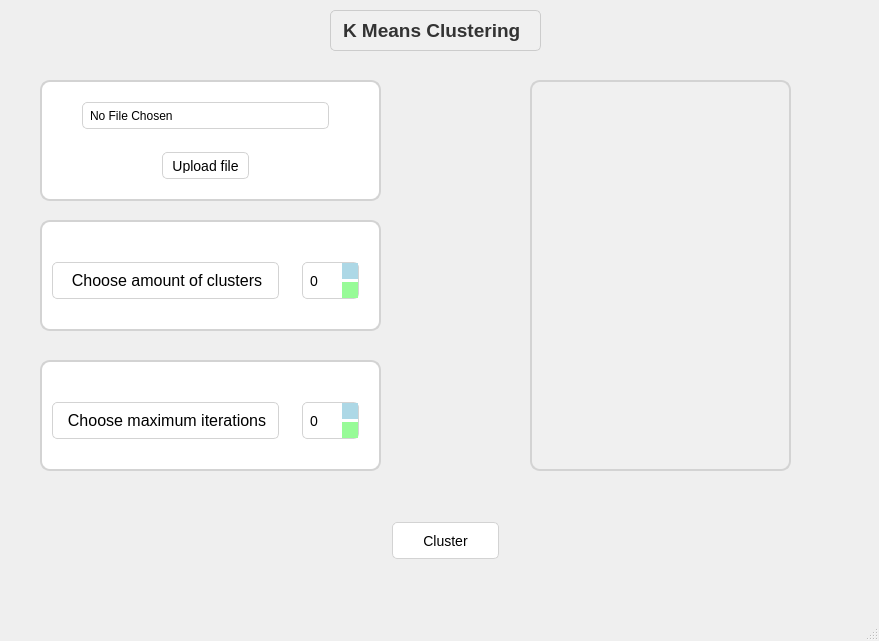
Before: the Qt Designer form application/mainwindow.ui in Goathemode/DSBA-CPP-2024-Project, drawn with Qt 5.
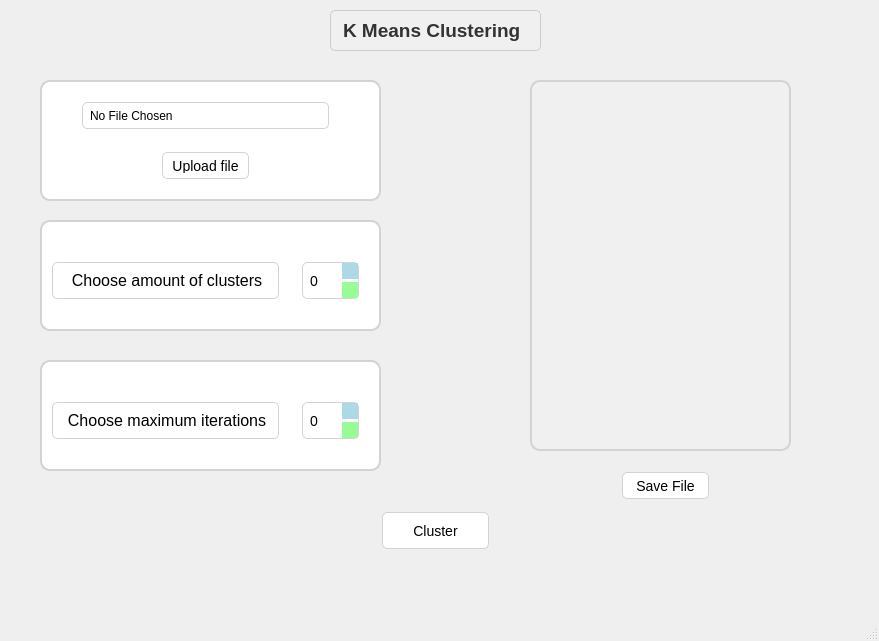
After: the same form once the commit is applied.

Patch:
```diff
--- a/application/mainwindow.ui
+++ b/application/mainwindow.ui
@@ -43,8 +43,8 @@
    <widget class="QPushButton" name="pushButton_2">
     <property name="geometry">
      <rect>
-      <x>390</x>
-      <y>520</y>
+      <x>380</x>
+      <y>510</y>
       <width>111</width>
       <height>41</height>
      </rect>
@@ -85,7 +85,7 @@
       <x>520</x>
       <y>70</y>
       <width>281</width>
-      <height>411</height>
+      <height>391</height>
      </rect>
     </property>
     <property name="styleSheet">
@@ -456,6 +456,46 @@
      </property>
     </widget>
    </widget>
+   <widget class="QPushButton" name="pushButton_3">
+    <property name="geometry">
+     <rect>
+      <x>620</x>
+      <y>470</y>
+      <width>91</width>
+      <height>31</height>
+     </rect>
+    </property>
+    <property name="styleSheet">
+     <string notr="true">QPushButton {
+    background-color: #ffffff; 
+    border: 1px solid #d3d3d3; 
+    border-radius: 5px;
+    padding: 5px 10px; 
+    margin: 2px; 
+    color: #000000; 
+    font-size: 14px;
+}
+
+QPushButton:pressed {
+    background-color: #e0e0e0; 
+    border: 1px solid #a0c4ff; 
+}
+
+QPushButton:hover {
+    background-color: #f0f0f0;
+    border: 1px solid #b0b0b0; 
+}
+
+QPushButton:disabled {
+    background-color: #f0f0f0;
+    border: 1px solid #d3d3d3; 
+    color: #a0a0a0;
+}</string>
+    </property>
+    <property name="text">
+     <string>Save File</string>
+    </property>
+   </widget>
   </widget>
   <widget class="QMenuBar" name="menubar">
    <property name="geometry">
```
